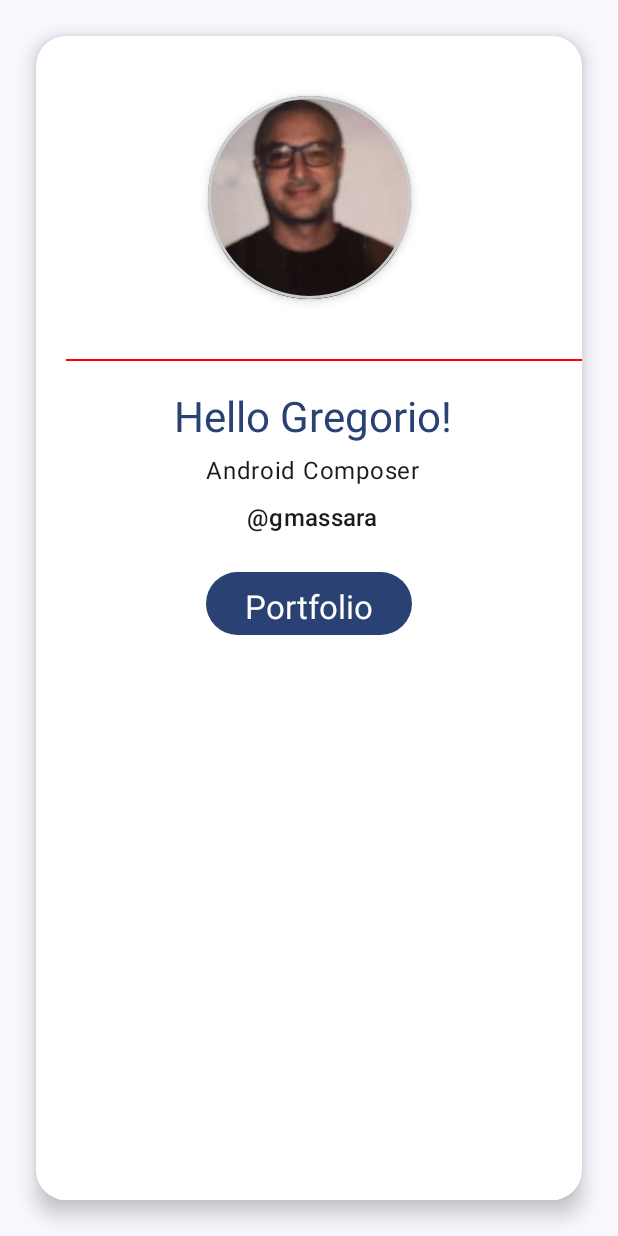
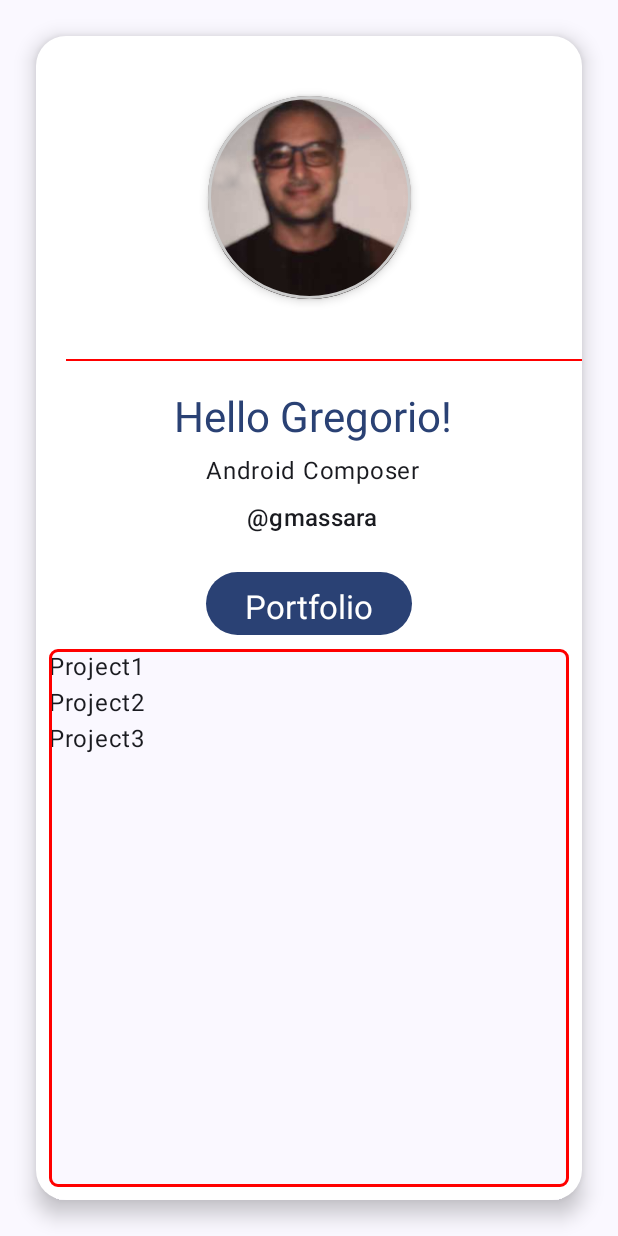
Before and after one commit to gregoriomassarabbc/ORJetPack, an Android app built with Jetpack Compose: the screen it shows after launch (MainActivity), after a tap on "Portfolio", on a phone screen of 412 x 824 dp. Run offline under Robolectric (Android 15) with nearby library versions, the phone set to English and light mode, and no system bars.

Commit message:
Add btn functionality to show a list (recyclable view) and store state to handle visibility

```diff
--- a/app/src/main/java/uk/co/bbc/orjetpack/MainActivity.kt
+++ b/app/src/main/java/uk/co/bbc/orjetpack/MainActivity.kt
@@ -1,12 +1,12 @@
 package uk.co.bbc.orjetpack
 
 import android.os.Bundle
-import android.util.Log
 import androidx.activity.ComponentActivity
 import androidx.activity.compose.setContent
 import androidx.compose.foundation.BorderStroke
 import androidx.compose.foundation.Image
 import androidx.compose.foundation.layout.Arrangement
+import androidx.compose.foundation.layout.Box
 import androidx.compose.foundation.layout.Column
 import androidx.compose.foundation.layout.fillMaxHeight
 import androidx.compose.foundation.layout.fillMaxSize
@@ -15,6 +15,8 @@ import androidx.compose.foundation.layout.height
 import androidx.compose.foundation.layout.padding
 import androidx.compose.foundation.layout.size
 import androidx.compose.foundation.layout.width
+import androidx.compose.foundation.lazy.LazyColumn
+import androidx.compose.foundation.lazy.items
 import androidx.compose.foundation.shape.CircleShape
 import androidx.compose.foundation.shape.CornerSize
 import androidx.compose.foundation.shape.RoundedCornerShape
@@ -26,6 +28,8 @@ import androidx.compose.material3.MaterialTheme
 import androidx.compose.material3.Surface
 import androidx.compose.material3.Text
 import androidx.compose.runtime.Composable
+import androidx.compose.runtime.mutableStateOf
+import androidx.compose.runtime.remember
 import androidx.compose.ui.Alignment
 import androidx.compose.ui.Modifier
 import androidx.compose.ui.graphics.Color
@@ -42,8 +46,7 @@ class MainActivity : ComponentActivity() {
             ORJetPackTheme {
                 // A surface container using the 'background' color from the theme
                 Surface(
-                    modifier = Modifier.fillMaxSize(),
-                    color = MaterialTheme.colorScheme.background
+                    modifier = Modifier.fillMaxSize(), color = MaterialTheme.colorScheme.background
                 ) {
                     CreateBizCard()
                 }
@@ -54,6 +57,9 @@ class MainActivity : ComponentActivity() {
 
 @Composable
 fun CreateBizCard() {
+    val buttonClickedState = remember {
+        mutableStateOf(false)
+    }
     Surface(
         modifier = Modifier
             .fillMaxWidth()
@@ -82,23 +88,22 @@ fun CreateBizCard() {
                     thickness = 1.dp
                 )
                 CreateInfo(
-                    name = "Gregorio",
-                    modifier = Modifier
-                        .align(Alignment.CenterHorizontally)
+                    name = "Gregorio", modifier = Modifier.align(Alignment.CenterHorizontally)
                 )
-                Button(modifier = Modifier.padding(1.dp),
-                    onClick = {
-                        Log.d("DEBUG", "Button Clicked!")
-
-                    }
-                ) {
+                Button(modifier = Modifier.padding(1.dp), onClick = {
+                    buttonClickedState.value = !buttonClickedState.value
+                }) {
                     Text(
                         text = "Portfolio",
                         modifier = Modifier.padding(2.dp),
                         style = MaterialTheme.typography.titleLarge
                     )
-
                 }
+            }
+            if (buttonClickedState.value) {
+                Content()
+            } else {
+                Box {}
             }
         }
     }
@@ -124,6 +129,41 @@ private fun CreateImageProfile(modifier: Modifier = Modifier) {
     }
 }
 
+
+@Preview
+@Composable
+private fun Content() {
+    Box(
+        modifier = Modifier
+            .fillMaxWidth()
+            .fillMaxHeight()
+            .padding(5.dp)
+    ) {
+        Surface(
+            modifier = Modifier
+                .padding(3.dp)
+                .fillMaxHeight()
+                .fillMaxWidth(),
+            shape = RoundedCornerShape(corner = CornerSize(6.dp)),
+            border = BorderStroke(width = 2.dp, color = Color.Red)
+        ) {
+            Portfolio(data = listOf("Project1", "Project2", "Project3"))
+
+        }
+    }
+
+}
+
+@Composable
+fun Portfolio(data: List<String>) {
+    LazyColumn {
+        items(data) {
+            Text(text = it)
+        }
+
+    }
+}
+
 @Composable
 private fun CreateInfo(name: String, modifier: Modifier = Modifier) {
     Column(
@@ -139,8 +179,7 @@ private fun CreateInfo(name: String, modifier: Modifier = Modifier) {
             style = MaterialTheme.typography.headlineMedium,
         )
         Text(
-            text = "Android Composer",
-            modifier = Modifier.padding(5.dp)
+            text = "Android Composer", modifier = Modifier.padding(5.dp)
         )
         Text(
             text = "@gmassara",
```
